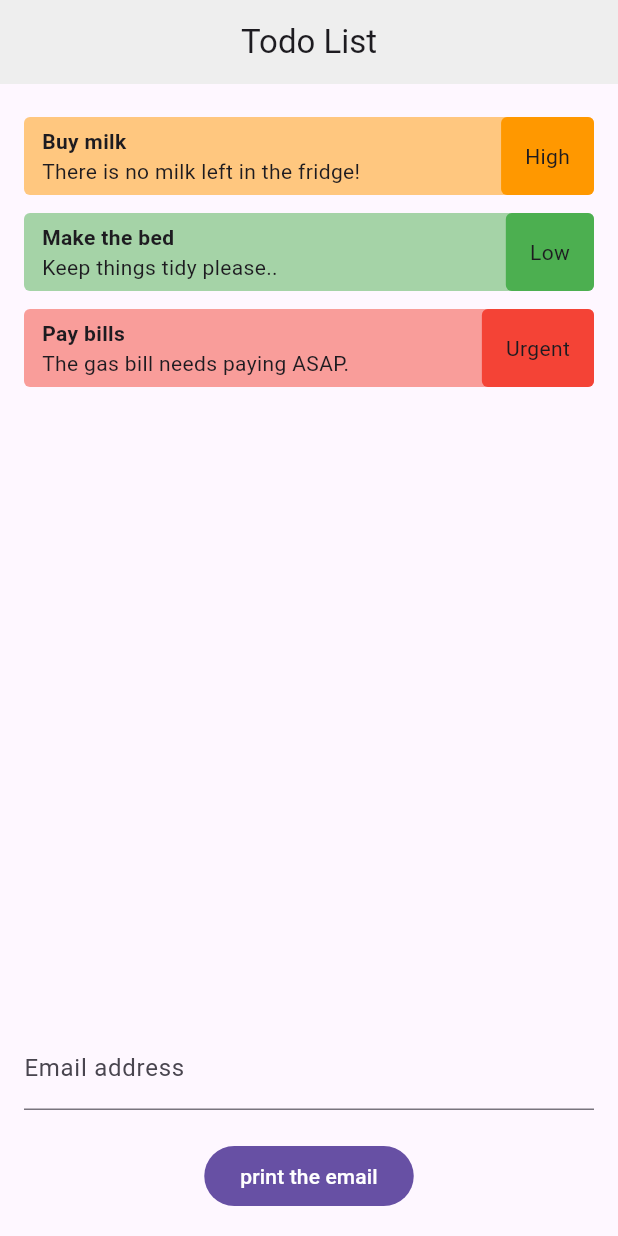
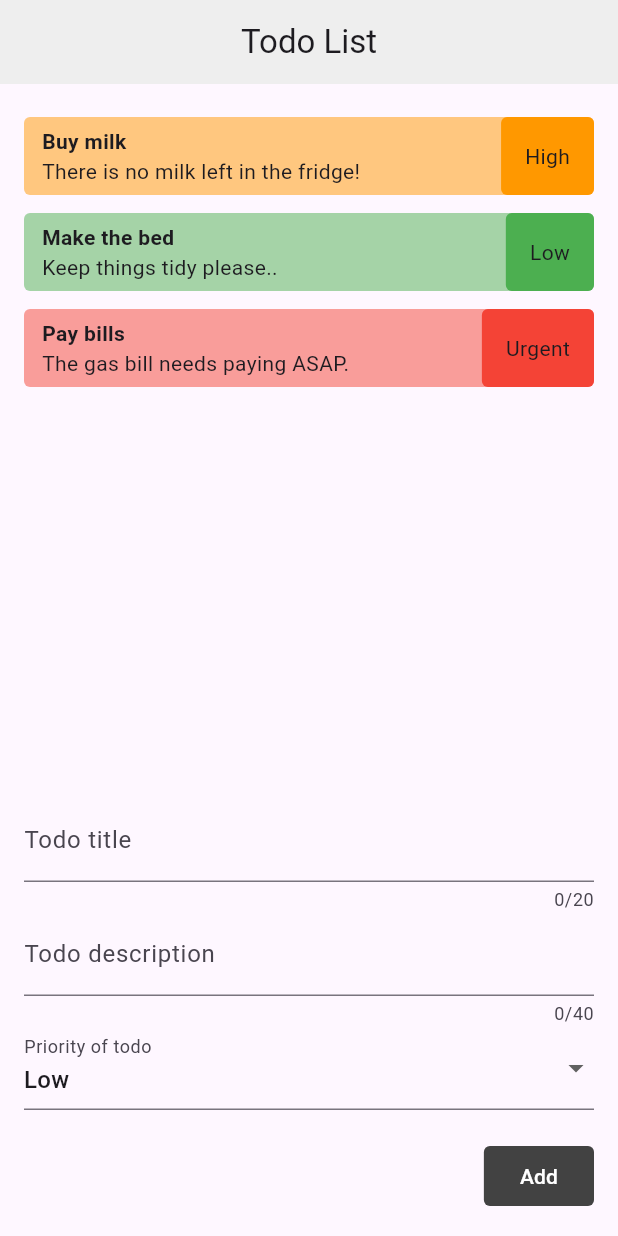
Before and after one commit to ahmadahsins/flutter-forms, a Flutter app: the screen it shows after launch, on a phone screen of 412 x 824 dp. Run offline on Flutter 3.47's test engine with Material 3 defaults, Android fonts, the phone set to English and light mode, and no system bars.

Commit message:
feat: add form with text and dropdown field

```diff
--- a/lib/home.dart
+++ b/lib/home.dart
@@ -10,7 +10,8 @@ class Home extends StatefulWidget {
 }
 
 class _HomeState extends State<Home> {
-  final TextEditingController _emailController = TextEditingController();
+  final _formGlobalKey = GlobalKey<FormState>();
+  Priority _selectedPriority = Priority.low;
 
   final List<Todo> todos = [
     const Todo(
@@ -45,18 +46,73 @@ class _HomeState extends State<Home> {
             Expanded(child: TodoList(todos: todos)),
 
             // form stuff below here
-            TextField(
-              controller: _emailController,
-              keyboardType: TextInputType.emailAddress,
-              decoration: const InputDecoration(label: Text('Email address')),
-            ),
+            Form(
+              key: _formGlobalKey,
+              child: Column(
+                crossAxisAlignment: CrossAxisAlignment.end,
+                children: [
+                  // todo title
+                  TextFormField(
+                    maxLength: 20,
+                    decoration: const InputDecoration(
+                      label: Text('Todo title'),
+                    ),
+                    validator: (v) {
+                      if (v == null || v.isEmpty) {
+                        return 'You must enter a value for the title.';
+                      }
 
-            const SizedBox(height: 20),
-            FilledButton(
-              onPressed: () {
-                print(_emailController.text);
-              },
-              child: Text('print the email'),
+                      return null;
+                    },
+                  ),
+
+                  // todo description
+                  TextFormField(
+                    maxLength: 40,
+                    decoration: const InputDecoration(
+                      label: Text('Todo description'),
+                    ),
+                    validator: (v) {
+                      if (v == null || v.isEmpty || v.length < 5) {
+                        return 'Enter a description at least 5 chars long.';
+                      }
+
+                      return null;
+                    },
+                  ),
+
+                  // priority
+                  DropdownButtonFormField(
+                    initialValue: _selectedPriority,
+                    decoration: const InputDecoration(
+                      label: Text('Priority of todo'),
+                    ),
+                    items: Priority.values.map((p) {
+                      return DropdownMenuItem(value: p, child: Text(p.title));
+                    }).toList(),
+                    onChanged: (value) {
+                      setState(() {
+                        _selectedPriority = value!;
+                      });
+                    },
+                  ),
+
+                  // submit button
+                  const SizedBox(height: 20),
+                  FilledButton(
+                    onPressed: () {
+                      _formGlobalKey.currentState!.validate();
+                    },
+                    style: FilledButton.styleFrom(
+                      backgroundColor: Colors.grey[800],
+                      shape: RoundedRectangleBorder(
+                        borderRadius: BorderRadius.circular(4),
+                      ),
+                    ),
+                    child: const Text('Add'),
+                  ),
+                ],
+              ),
             ),
           ],
         ),
```
